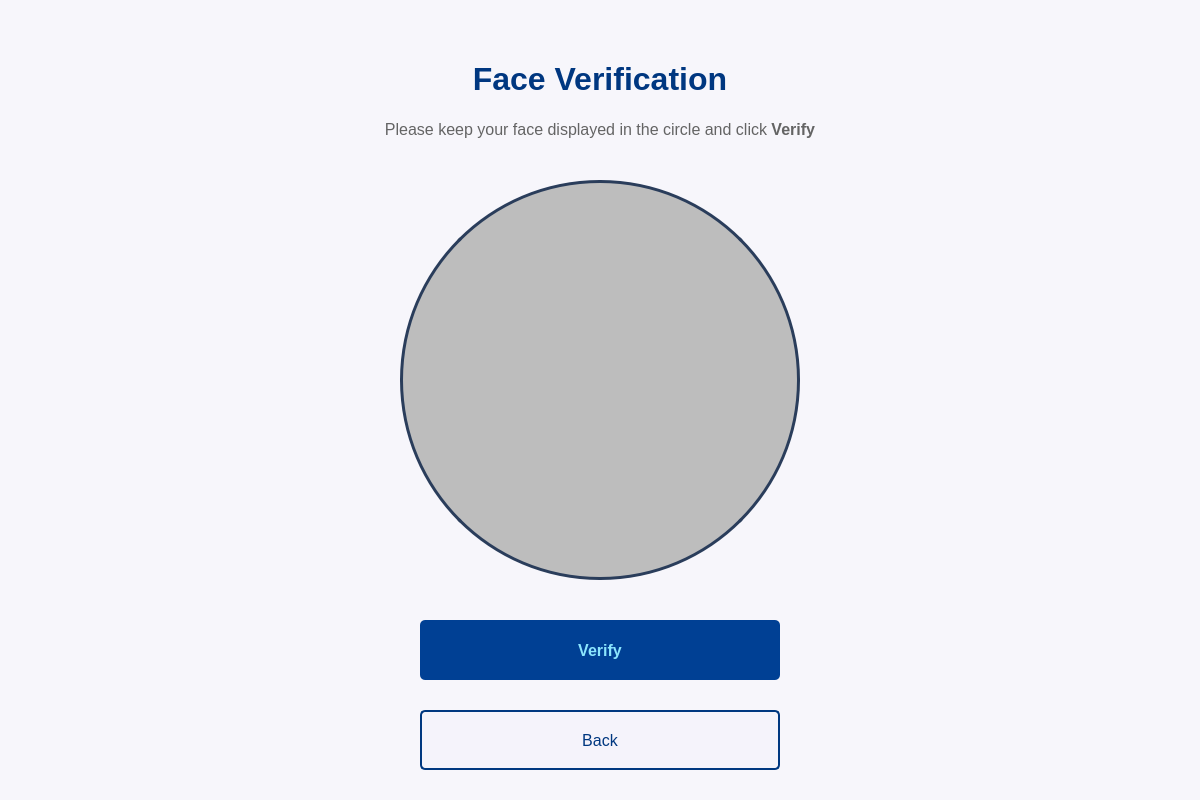
Above: face.ui from mintpancake/ikyc before the change. Below: the same form after it.
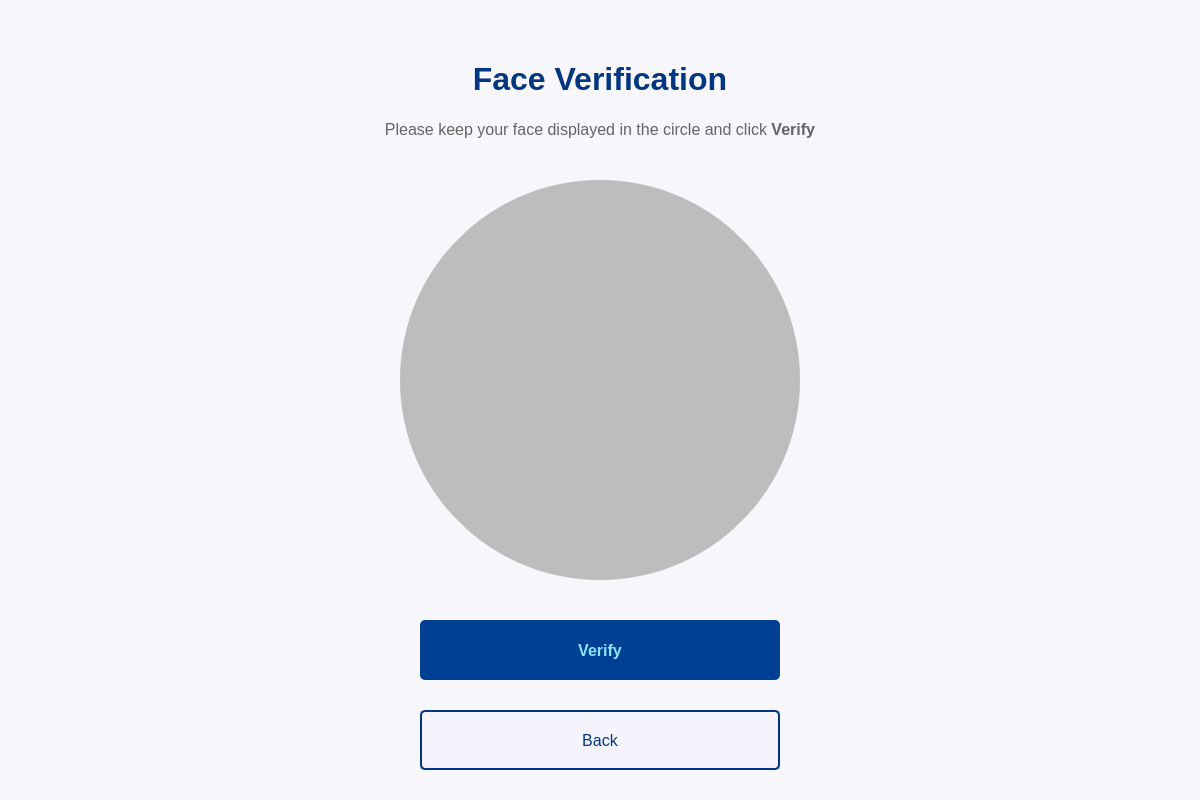
That is the form after the change. Icons and pictures are not drawn.

Commit message: Finish welcome and camera

What changed in the file:
```diff
--- a/face.ui
+++ b/face.ui
@@ -103,9 +103,9 @@
      <colorrole role="Base">
       <brush brushstyle="SolidPattern">
        <color alpha="255">
-        <red>255</red>
-        <green>255</green>
-        <blue>255</blue>
+        <red>247</red>
+        <green>246</green>
+        <blue>251</blue>
        </color>
       </brush>
      </colorrole>
@@ -249,9 +249,9 @@
      <colorrole role="Base">
       <brush brushstyle="SolidPattern">
        <color alpha="255">
-        <red>255</red>
-        <green>255</green>
-        <blue>255</blue>
+        <red>247</red>
+        <green>246</green>
+        <blue>251</blue>
        </color>
       </brush>
      </colorrole>
@@ -466,6 +466,11 @@
   <property name="windowTitle">
    <string>iKYC</string>
   </property>
+  <property name="styleSheet">
+   <string notr="true">QMainWindow{
+	background-color: rgb(247, 246, 251);
+}</string>
+  </property>
   <widget class="QWidget" name="centralwidget">
    <widget class="QPushButton" name="verifyButton">
     <property name="geometry">
@@ -520,8 +525,6 @@
     <property name="styleSheet">
      <string notr="true">QLabel{
     background: rgb(189, 189, 189);
-	border: 3px solid rgb(42, 61, 91);
-    border-radius: 200px;
 }</string>
     </property>
     <property name="text">
@@ -637,6 +640,33 @@
      <string>Back</string>
     </property>
    </widget>
+   <widget class="QLabel" name="cameraMask">
+    <property name="geometry">
+     <rect>
+      <x>300</x>
+      <y>80</y>
+      <width>600</width>
+      <height>600</height>
+     </rect>
+    </property>
+    <property name="styleSheet">
+     <string notr="true">QLabel{
+    background: rgba(255, 255, 255, 0);
+	border: 100px solid rgb(247, 246, 251);
+    border-radius: 300px;
+}</string>
+    </property>
+    <property name="text">
+     <string/>
+    </property>
+   </widget>
+   <zorder>camera</zorder>
+   <zorder>cameraMask</zorder>
+   <zorder>verifyButton</zorder>
+   <zorder>hintLabel</zorder>
+   <zorder>faceTitleLabel</zorder>
+   <zorder>small_logo</zorder>
+   <zorder>backButton</zorder>
   </widget>
  </widget>
  <resources/>
```
Left out of the diff: 2 changed lines with no effect on the pictures. The commit also changes 4 other files.
